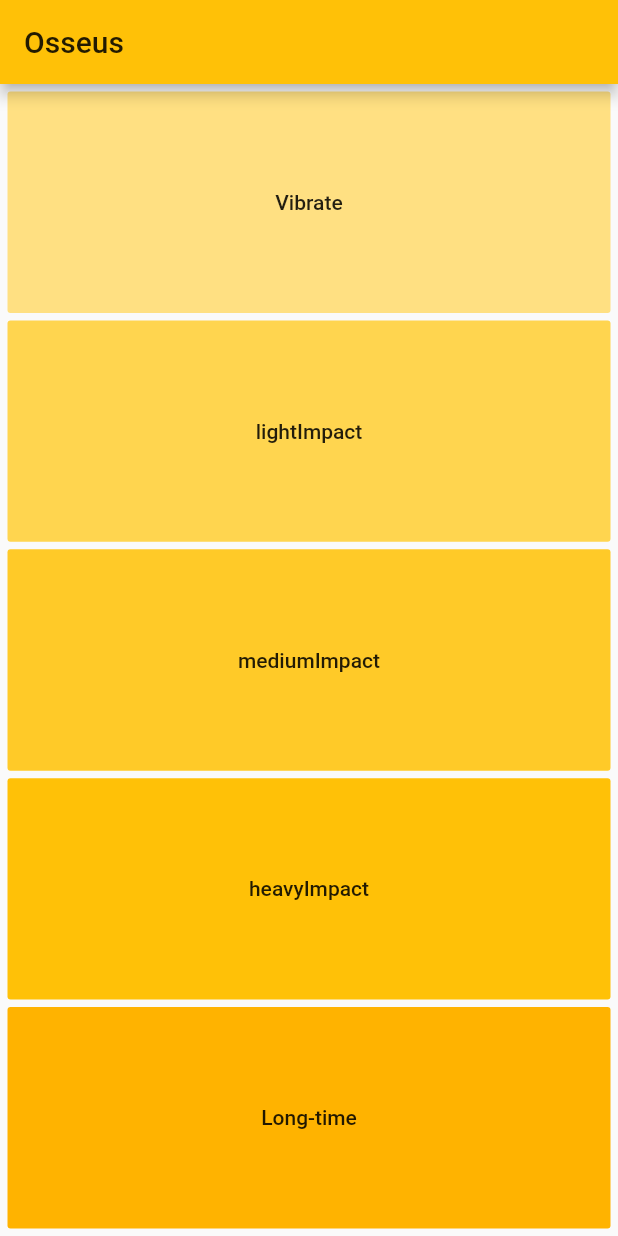
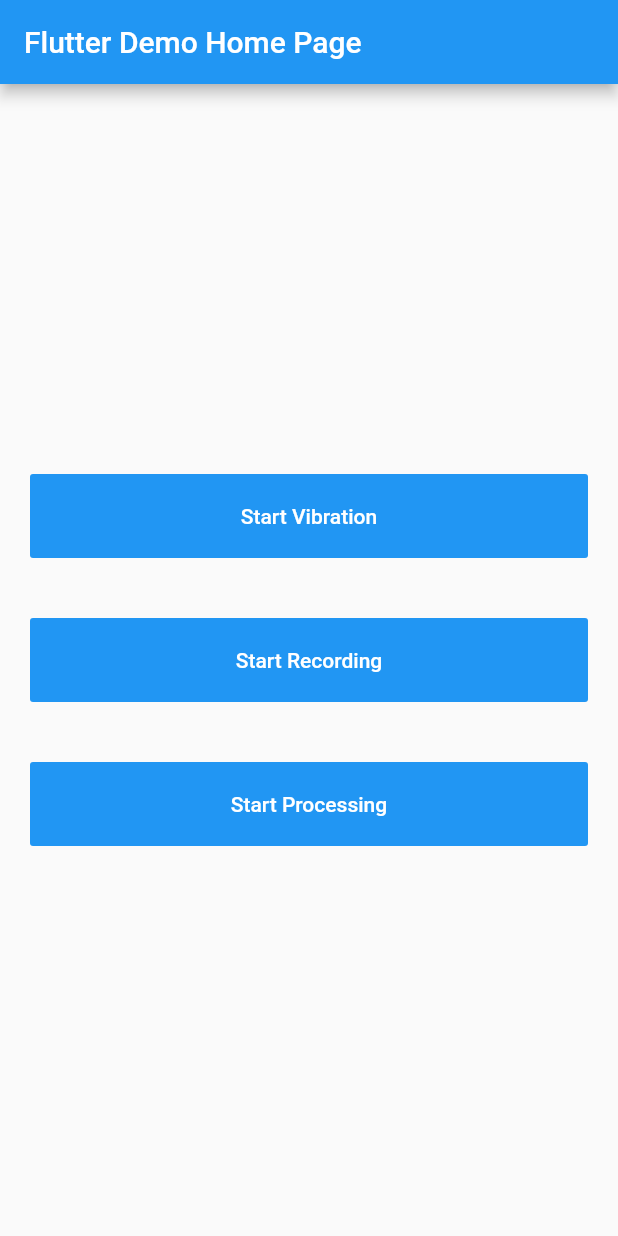
Before and after one commit to jay-chakalasiya/Osseus-Fracture-Detection-App, a Flutter app: the screen it shows after launch, on a phone screen of 412 x 824 dp. Run offline on Flutter 3.47's test engine with Material 2 defaults, Android fonts, the phone set to English and light mode, and no system bars; our stand-ins replace permission_handler, vibration; missing offline and left inert: flutter_sound.

Commit message:
Made changes to make both functionality work together

```diff
--- a/lib/main.dart
+++ b/lib/main.dart
@@ -1,5 +1,13 @@
-/*
 import 'package:flutter/material.dart';
+//import 'package:flutter_sound/flutter_sound_player.dart';
+//import 'package:flutter_sound/flutter_sound_recorder.dart';
+import 'package:vibration/vibration.dart';
+import 'dart:async';
+import 'dart:io';
+import 'package:flutter/widgets.dart';
+import 'package:path_provider/path_provider.dart';
+import 'package:flutter_sound/flutter_sound.dart';
+import 'package:permission_handler/permission_handler.dart';
 
 void main() {
   runApp(MyApp());
@@ -11,18 +19,10 @@ class MyApp extends StatelessWidget {
     return MaterialApp(
       title: 'Flutter Demo',
       theme: ThemeData(
-        primarySwatch: Colors.amber,
-
+        primarySwatch: Colors.blue,
         visualDensity: VisualDensity.adaptivePlatformDensity,
       ),
-      home: Scaffold(
-        backgroundColor: Colors.amber[100],
-        appBar: AppBar(
-          title: Text('Osseus'),
-          backgroundColor: Colors.amber,
-        ),
-        body:,
-      ),
+      home: MyHomePage(title: 'Flutter Demo Home Page'),
     );
   }
 }
@@ -30,186 +30,184 @@ class MyApp extends StatelessWidget {
 class MyHomePage extends StatefulWidget {
   MyHomePage({Key key, this.title}) : super(key: key);
   final String title;
-
   @override
   _MyHomePageState createState() => _MyHomePageState();
 }
 
 class _MyHomePageState extends State<MyHomePage> {
-  int _counter = 0;
+  int _vib = 0;
+  String _vibText = 'Start Vibration';
 
-  void _incrementCounter() {
-    setState(() {
-      _counter++;
-    });
+
+  int _recorder = 0;
+  String _recText = 'Start Recording';
+  FlutterSoundRecorder _flutterRecord = new FlutterSoundRecorder();
+  FlutterSoundPlayer _flutterPlayer = new FlutterSoundPlayer();
+  Permission _permission = Permission.microphone;
+  String _recorderTxt = "Getting Save Location";
+
+  int _vibRec = 0;
+  String _vibRecText = 'Start Processing';
+
+
+
+
+  void _vibrate() {
+    if (_vib == 0) {
+      Vibration.vibrate(duration: 60 * 1000, amplitude: 255);
+      setState(() {
+        _vib = 1;
+        _vibText = 'Stop Vibration';
+      });
+    } else {
+      Vibration.cancel();
+      setState(() {
+        _vib = 0;
+        _vibText = 'Start Vibration';
+      });
+    }
   }
 
-  @override
-  Widget build(BuildContext context) {
-    // This method is rerun every time setState is called, for instance as done
-    // by the _incrementCounter method above.
-    //
-    // The Flutter framework has been optimized to make rerunning build methods
-    // fast, so that you can just rebuild anything that needs updating rather
-    // than having to individually change instances of widgets.
-    return Scaffold(
-      appBar: AppBar(
-        // Here we take the value from the MyHomePage object that was created by
-        // the App.build method, and use it to set our appbar title.
-        title: Text(widget.title),
-      ),
-      body: Center(
-        // Center is a layout widget. It takes a single child and positions it
-        // in the middle of the parent.
-        child: Column(
-          // Column is also a layout widget. It takes a list of children and
-          // arranges them vertically. By default, it sizes itself to fit its
-          // children horizontally, and tries to be as tall as its parent.
-          //
-          // Invoke "debug painting" (press "p" in the console, choose the
-          // "Toggle Debug Paint" action from the Flutter Inspector in Android
-          // Studio, or the "Toggle Debug Paint" command in Visual Studio Code)
-          // to see the wireframe for each widget.
-          //
-          // Column has various properties to control how it sizes itself and
-          // how it positions its children. Here we use mainAxisAlignment to
-          // center the children vertically; the main axis here is the vertical
-          // axis because Columns are vertical (the cross axis would be
-          // horizontal).
-          mainAxisAlignment: MainAxisAlignment.center,
-          children: <Widget>[
-            Text(
-              'You have pushed the button this many times:',
-            ),
-            Text(
-              '$_counter',
-              style: Theme.of(context).textTheme.headline4,
-            ),
-          ],
-        ),
-      ),
-      floatingActionButton: FloatingActionButton(
-        onPressed: _incrementCounter,
-        tooltip: 'Increment',
-        child: Icon(Icons.add),
-      ), // This trailing comma makes auto-formatting nicer for build methods.
-    );
+  Future<void> startRecorder() async{
+    Directory appDocDirectory = await getExternalStorageDirectory();
+    if (await Permission.microphone.request().isGranted){
+      print(appDocDirectory.path);
+      setState(() {
+        _recorderTxt = appDocDirectory.path;
+        _recText = appDocDirectory.path;
+      });
+      await _flutterRecord.openAudioSession(
+        category: SessionCategory.record,
+      );
+      await _flutterRecord.startRecorder(
+          codec: Codec.aacADTS,
+          toFile: appDocDirectory.path + "/test3.mp3",
+          sampleRate: 16000
+      );
+      print(_flutterRecord.recorderState);
+    }
+    else { Permission.microphone.request(); }
   }
-}*/
 
-import 'package:flutter/material.dart';
-import 'package:flutter/services.dart';
-import 'dart:io';
-//import 'package:vibration/vibration.dart';
+  void stopRecorder() async {
+    print("HI");
+    //await _flutterRecord.stopRecorder();
+    print(_flutterRecord.recorderState);
+    await _flutterRecord.closeAudioSession();
+    print(_flutterRecord.recorderState);
 
-void main() => runApp(MyApp());
+  }
 
-class MyApp extends StatelessWidget {
-  @override
-  Widget build(BuildContext context) {
-    return MaterialApp(
-      title: 'Vibrate Demo',
-      theme: ThemeData(
-        primarySwatch: Colors.amber,
-      ),
-      home: VibrateHomepage(),
-    );
+  void _record() {
+    if (_recorder == 0) {
+      startRecorder();
+
+      setState(() {
+        _recorder = 1;
+        _recText = 'Stop Recording';
+      });
+    } else {
+      stopRecorder();
+      setState(() {
+        _recorder = 0;
+        _recText = 'Start Recording';
+      });
+    }
   }
-}
 
-class VibrateHomepage extends StatefulWidget {
-  VibrateHomepage({Key key}) : super(key: key);
-
-  @override
-  _VibrateHomepageState createState() => _VibrateHomepageState();
-}
-
-class _VibrateHomepageState extends State<VibrateHomepage> {
-  var vib=0;
-  _PatternVibrate() {
-    while (vib<1000) {
-      HapticFeedback.lightImpact();
-      vib+=1;
+  void _startVibrationAndRecording(){
+    if (_vibRec==0){
+      startRecorder();
+      Vibration.vibrate(duration: 60 * 1000, amplitude: 255);
+      setState(() {
+        _vibRec = 1;
+        _vibRecText = 'Stop Processing';
+      });
+    }
+    else{
+      stopRecorder();
+      Vibration.cancel();
+      setState(() {
+        _vibRec = 0;
+        _vibRecText = 'Start Processing';
+      });
     }
   }
 
   @override
   Widget build(BuildContext context) {
     return Scaffold(
-      appBar: AppBar(title: Text('Osseus'),),
-      backgroundColor: Colors.amber[0],
+      appBar: AppBar(
+        title: Text(widget.title),
+      ),
       body: Center(
+        child: Column(
+          mainAxisAlignment: MainAxisAlignment.center,
+          crossAxisAlignment: CrossAxisAlignment.stretch,
+          children: <Widget>[
+            /*Center(
+              child: Text(
+                'Current State of Vibration:',
+              ),
+            ),
+            Center(
+              child: Text(
+                '$_vib',
+                style: Theme.of(context).textTheme.headline4,
+              ),
+            ),
 
-        child: Padding(
-          padding: const EdgeInsets.all(5.0),
-          child: Column(
-            crossAxisAlignment: CrossAxisAlignment.stretch,
-            mainAxisAlignment: MainAxisAlignment.center,
+             */
+            Container(
+              margin: EdgeInsets.all(20),
+              child: FlatButton(
+                padding: EdgeInsets.all(20),
+                color: Colors.blue,
+                child: Text(
+                  '$_vibText',
+                  style: TextStyle(color: Colors.white),
+                ),
+                onPressed: _vibrate,
+              ),
+            ),
+            /*Center(
+              child: Text(
+                'Current State of Recording:',
+              ),
+            ),
+            Center(
+              child: Text(
+                '$_recorder',
+                style: Theme.of(context).textTheme.headline4,
+              ),
+            ),
 
-            children: <Widget>[
-              Expanded(
-
-                child: FlatButton(
-                  child: Text('Vibrate'),
-                  padding: EdgeInsets.all(10),
-
-                  onPressed: () {
-                    HapticFeedback.vibrate();
-                  },
-                  color: Colors.amber[200],
+             */
+            Container(
+              margin: EdgeInsets.all(20),
+              child: FlatButton(
+                padding: EdgeInsets.all(20),
+                color: Colors.blue,
+                child: Text(
+                  '$_recText',
+                  style: TextStyle(color: Colors.white),
                 ),
+                onPressed: _record,
               ),
-              Container(
-                height: 5,
+            ),
+            Container(
+              margin: EdgeInsets.all(20),
+              child: FlatButton(
+                padding: EdgeInsets.all(20),
+                color: Colors.blue,
+                child: Text(
+                  '$_vibRecText',
+                  style: TextStyle(color: Colors.white),
+                ),
+                onPressed: _startVibrationAndRecording,
               ),
-              Expanded(
-                child: FlatButton(
-
-                  child: Text('lightImpact'),
-                  onPressed: () {
-                    HapticFeedback.lightImpact();
-                  },
-                  color: Colors.amber[300],
-                ),
-              ),
-              Container(
-                height: 5,
-              ),
-              Expanded(
-                child: FlatButton(
-                  child: Text('mediumImpact'),
-                  onPressed: () {
-                    HapticFeedback.mediumImpact();
-                  },
-                  color: Colors.amber[400],
-                ),
-              ),
-              Container(
-                height: 5,
-              ),
-              Expanded(
-                child: FlatButton(
-                  child: Text('heavyImpact'),
-                  onPressed: () {
-                    HapticFeedback.heavyImpact();
-                  },
-                  color: Colors.amber[500],
-                ),
-              ),
-              Container(
-                height: 5,
-              ),
-              Expanded(
-                child: FlatButton(
-                  child: Text('Long-time'),
-                  onPressed: () {
-                    _PatternVibrate();
-                  },
-                  color: Colors.amber[600],
-                ),
-              )
-            ],
-          ),
+            ),
+          ],
         ),
       ),
     );
```
Also changed, not shown: pubspec.yaml (+8 -3 lines), pubspec.lock, 13 other files.
